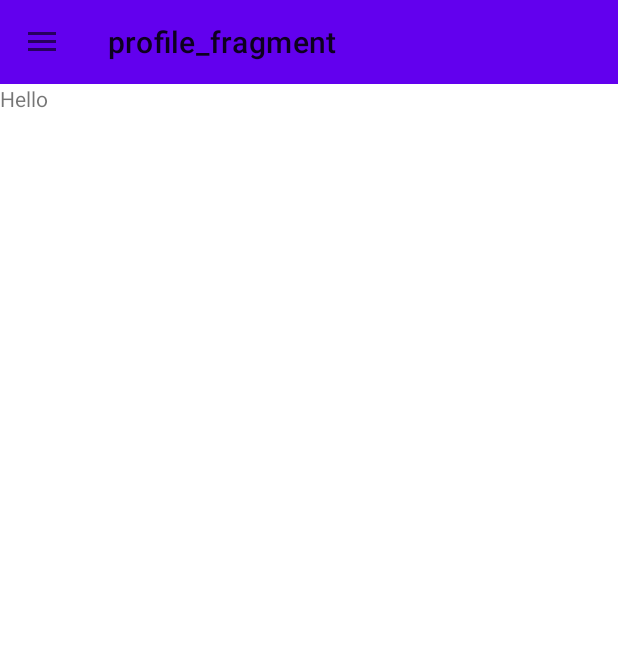
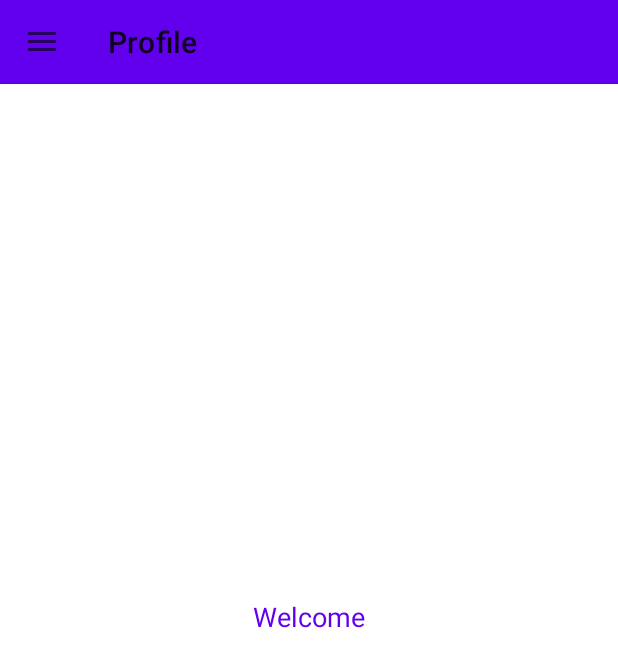
Before and after one commit to bluntbrain/android-quotes, an Android app: the ProfileFragment screen opened directly, with no data from a screen before it, on a phone screen of 412 x 824 dp. Shown: the top 667 px of the screen. Run offline under Robolectric (Android 15) with nearby library versions, the phone set to English and light mode, and no system bars; our stand-ins replace data binding, navigation-ui; libraries missing offline, so code that uses them is left out: org.kodein.di; 3 statements that could not run were skipped.

Commit message:
data binding in fragment

```diff
--- a/app/src/main/java/com/ishanlakhwani/mvvmquotesapp/MVVMApplication.kt
+++ b/app/src/main/java/com/ishanlakhwani/mvvmquotesapp/MVVMApplication.kt
@@ -6,6 +6,7 @@ import com.ishanlakhwani.mvvmquotesapp.data.network.MyApi
 import com.ishanlakhwani.mvvmquotesapp.data.network.NetworkConnectionInterceptor
 import com.ishanlakhwani.mvvmquotesapp.data.repositories.UserRepository
 import com.ishanlakhwani.mvvmquotesapp.ui.auth.AuthViewModelFactory
+import com.ishanlakhwani.mvvmquotesapp.ui.home.profile.ProfileViewModelFactory
 import org.kodein.di.Kodein
 import org.kodein.di.KodeinAware
 import org.kodein.di.android.x.androidXModule
@@ -23,6 +24,7 @@ class MVVMApplication : Application(), KodeinAware{
         bind() from singleton { AppDatabase(instance()) }
         bind() from singleton { UserRepository(instance(), instance()) }
         bind() from provider { AuthViewModelFactory(instance()) }
+        bind() from provider { ProfileViewModelFactory(instance()) }
 
     }
 
--- a/app/src/main/java/com/ishanlakhwani/mvvmquotesapp/ui/home/profile/ProfileFragment.kt
+++ b/app/src/main/java/com/ishanlakhwani/mvvmquotesapp/ui/home/profile/ProfileFragment.kt
@@ -6,13 +6,18 @@ import androidx.fragment.app.Fragment
 import android.view.LayoutInflater
 import android.view.View
 import android.view.ViewGroup
+import androidx.databinding.DataBindingUtil
 import com.ishanlakhwani.mvvmquotesapp.R
+import com.ishanlakhwani.mvvmquotesapp.databinding.ProfileFragmentBinding
+import org.kodein.di.Kodein
+import org.kodein.di.KodeinAware
+import org.kodein.di.android.x.kodein
+import org.kodein.di.generic.instance
 
-class ProfileFragment : Fragment() {
+class ProfileFragment : Fragment(), KodeinAware {
 
-    companion object {
-        fun newInstance() = ProfileFragment()
-    }
+    override val kodein by kodein()
+    private val factory: ProfileViewModelFactory by instance()
 
     private lateinit var viewModel: ProfileViewModel
 
@@ -20,13 +25,11 @@ class ProfileFragment : Fragment() {
         inflater: LayoutInflater, container: ViewGroup?,
         savedInstanceState: Bundle?
     ): View? {
-        return inflater.inflate(R.layout.profile_fragment, container, false)
-    }
-
-    override fun onActivityCreated(savedInstanceState: Bundle?) {
-        super.onActivityCreated(savedInstanceState)
-        viewModel = ViewModelProviders.of(this).get(ProfileViewModel::class.java)
-        // TODO: Use the ViewModel
+        val binding: ProfileFragmentBinding = DataBindingUtil.inflate(inflater, R.layout.profile_fragment, container, false)
+        viewModel = ViewModelProviders.of(this, factory).get(ProfileViewModel::class.java)
+        binding.viewmodel = viewModel
+        binding.lifecycleOwner = this
+        return binding.root
     }
 
 }
--- a/app/src/main/java/com/ishanlakhwani/mvvmquotesapp/ui/home/profile/ProfileViewModel.kt
+++ b/app/src/main/java/com/ishanlakhwani/mvvmquotesapp/ui/home/profile/ProfileViewModel.kt
@@ -1,7 +1,12 @@
 package com.ishanlakhwani.mvvmquotesapp.ui.home.profile
 
 import androidx.lifecycle.ViewModel
+import com.ishanlakhwani.mvvmquotesapp.data.repositories.UserRepository
 
-class ProfileViewModel : ViewModel() {
-    // TODO: Implement the ViewModel
+class ProfileViewModel(
+    repository: UserRepository
+) : ViewModel() {
+
+    val user = repository.getUser()
+
 }
--- /dev/null
+++ b/app/src/main/java/com/ishanlakhwani/mvvmquotesapp/ui/home/profile/ProfileViewModelFactory.kt
@@ -0,0 +1,15 @@
+package com.ishanlakhwani.mvvmquotesapp.ui.home.profile
+
+import androidx.lifecycle.ViewModel
+import androidx.lifecycle.ViewModelProvider
+import com.ishanlakhwani.mvvmquotesapp.data.repositories.UserRepository
+
+class ProfileViewModelFactory(
+    private val repository: UserRepository
+):ViewModelProvider.NewInstanceFactory() {
+
+    override fun <T : ViewModel?> create(modelClass: Class<T>): T {
+        return ProfileViewModel(repository) as T
+    }
+
+}
--- a/app/src/main/res/layout/profile_fragment.xml
+++ b/app/src/main/res/layout/profile_fragment.xml
@@ -1,13 +1,55 @@
 <?xml version="1.0" encoding="utf-8"?>
-<FrameLayout xmlns:android="http://schemas.android.com/apk/res/android"
+<layout
+    xmlns:android="http://schemas.android.com/apk/res/android"
     xmlns:tools="http://schemas.android.com/tools"
-    android:layout_width="match_parent"
-    android:layout_height="match_parent"
-    tools:context=".ui.home.profile.ProfileFragment">
+    >
+    <data>
 
-    <TextView
+        <variable name="viewmodel"
+            type="com.ishanlakhwani.mvvmquotesapp.ui.home.profile.ProfileViewModel"
+            />
+
+    </data>
+
+    <FrameLayout
         android:layout_width="match_parent"
         android:layout_height="match_parent"
-        android:text="Hello" />
+        tools:context=".ui.home.profile.ProfileFragment">
 
-</FrameLayout>
+        <LinearLayout
+            android:layout_gravity="center_horizontal|center_vertical"
+            android:orientation="vertical"
+            android:layout_width="wrap_content"
+            android:layout_height="wrap_content">
+
+            <TextView
+                android:layout_gravity="center_horizontal"
+                android:text="Welcome"
+                android:textColor="@color/colorPrimary"
+                android:textAppearance="@style/TextAppearance.AppCompat.Medium"
+                android:layout_width="wrap_content"
+                android:layout_height="wrap_content"/>
+
+            <TextView
+                android:layout_gravity="center_horizontal"
+                tools:text="Ishan Lakhwani"
+                android:text="@{viewmodel.user.name}"
+                android:textColor="@color/colorPrimaryDark"
+                android:textAppearance="@style/TextAppearance.AppCompat.Headline"
+                android:layout_width="wrap_content"
+                android:layout_height="wrap_content"/>
+            <TextView
+                android:layout_gravity="center_horizontal"
+                tools:text="ishanlakhwani@hotmail.com"
+                android:text="@{viewmodel.user.email}"
+                android:textColor="@color/colorPrimaryDark"
+                android:textAppearance="@style/TextAppearance.AppCompat.Medium"
+                android:layout_width="wrap_content"
+                android:layout_height="wrap_content"/>
+
+
+        </LinearLayout>
+
+
+    </FrameLayout>
+</layout>
--- a/app/src/main/res/navigation/nav_graph.xml
+++ b/app/src/main/res/navigation/nav_graph.xml
@@ -8,6 +8,6 @@
     <fragment
         android:id="@+id/profileFragment"
         android:name="com.ishanlakhwani.mvvmquotesapp.ui.home.profile.ProfileFragment"
-        android:label="profile_fragment"
+        android:label="Profile"
         tools:layout="@layout/profile_fragment" />
 </navigation>
```
